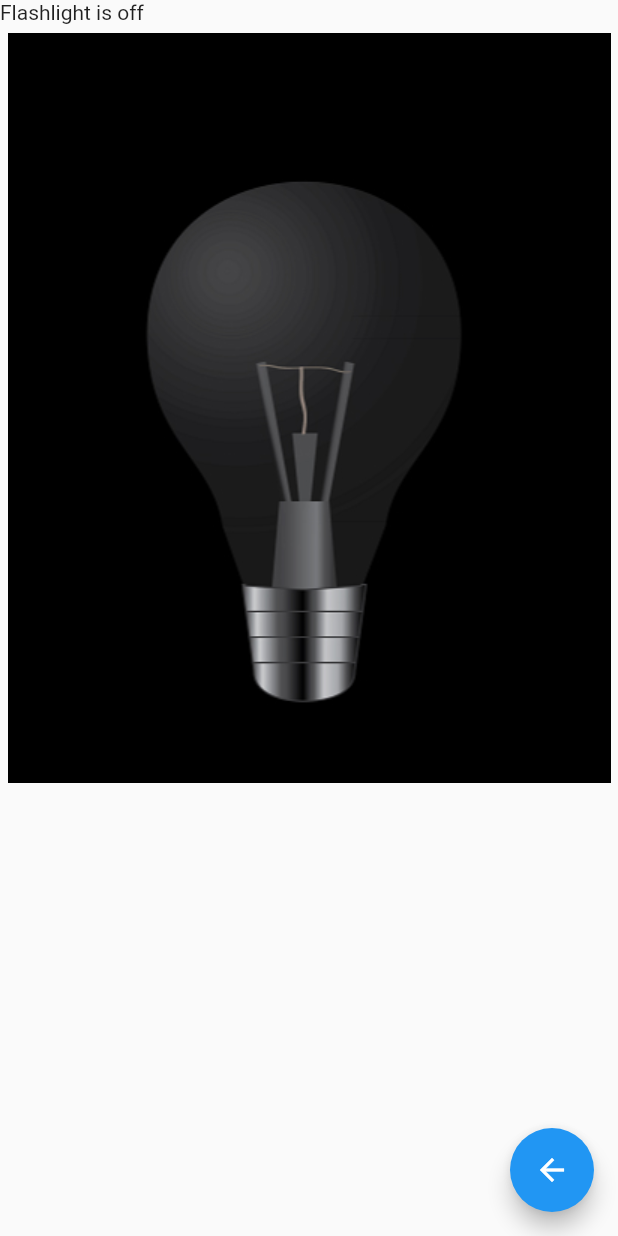
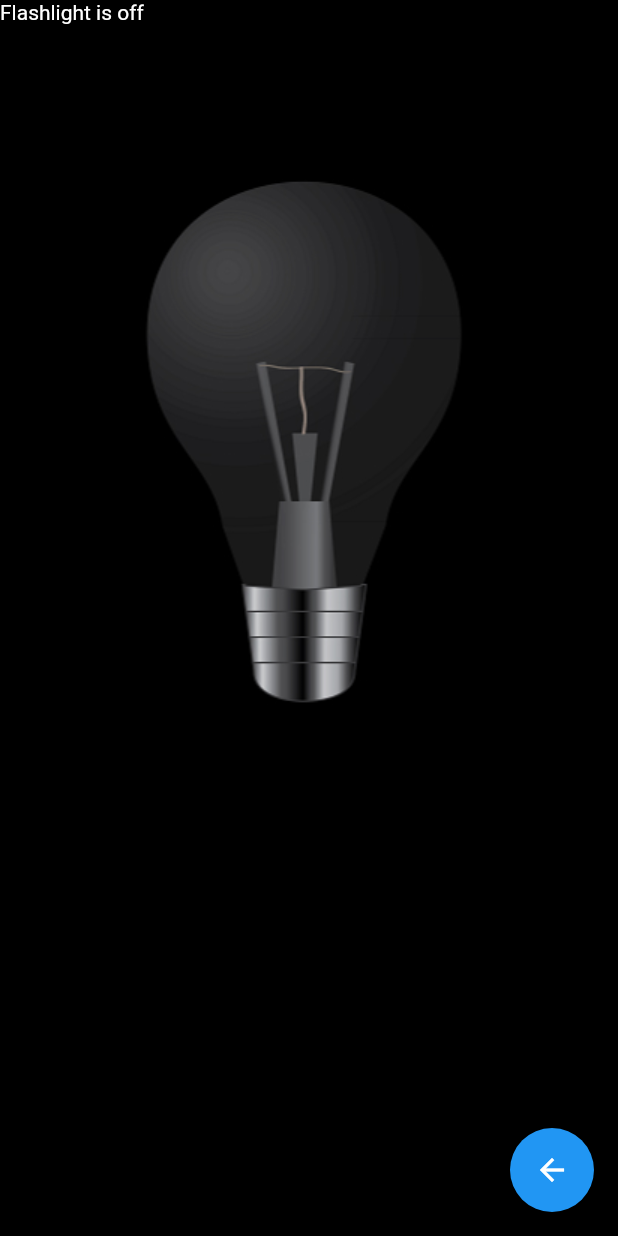
Before and after one commit to sardorbek-jurakulov/flashlight, a Flutter app: the screen it shows after launch, on a phone screen of 412 x 824 dp. Run offline on Flutter 3.47's test engine with Material 2 defaults, Android fonts, the phone set to English and light mode, and no system bars.

Commit message:
sahifaning orqa foni qora rangga bo'yaldi va sahifa sarlavhasi oq rangga bo'yaldi

```diff
--- a/lib/flashlight_page.dart
+++ b/lib/flashlight_page.dart
@@ -15,9 +15,15 @@ class _FlashLightState extends State<FlashLight> {
   Widget build(BuildContext context) {
     return SafeArea(
       child: Scaffold(
+        backgroundColor: Colors.black,
         body: ListView(
           children: [
-            Text("Flashlight is $fleshlightStatus"),
+            Text(
+              "Flashlight is $fleshlightStatus",
+              style: TextStyle(
+                color: Colors.white,
+              ),
+            ),
             Image.asset((fleshlightStatus == "off")
                 ? "assets/images/flashlight_off.jpg"
                 : "assets/images/flashlight_on.jpg"),
```
